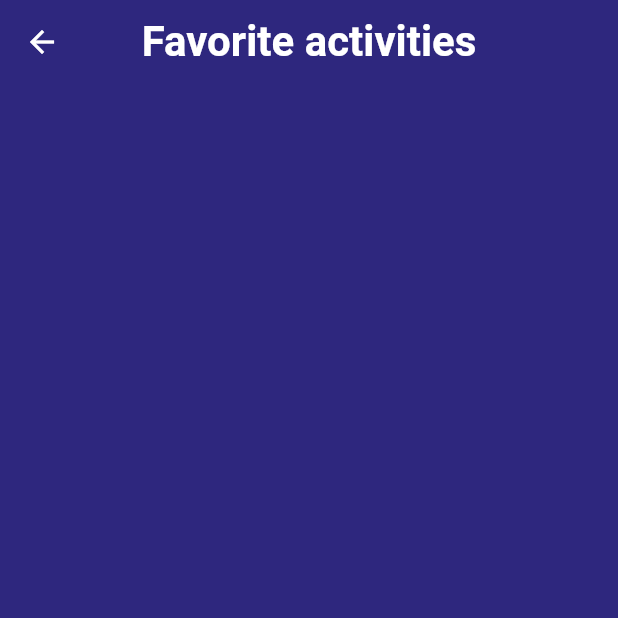
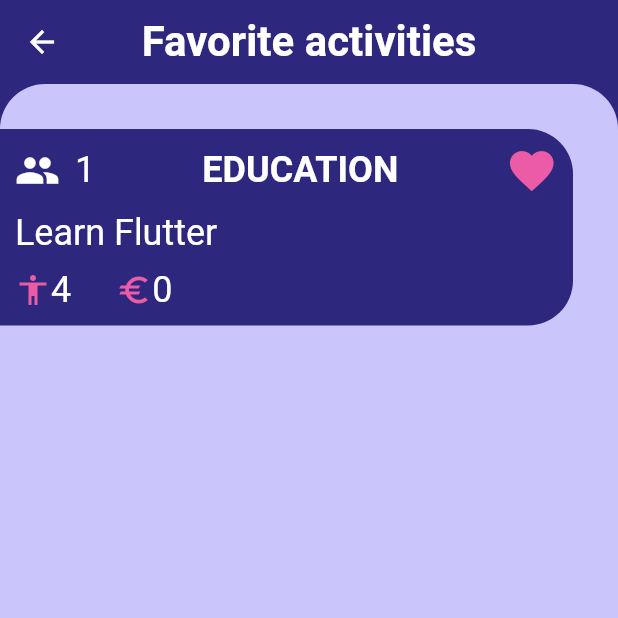
Before and after one commit to NielsRijnberg/boring_app_flutter, a Flutter app: the screen it shows after launch, after a tap on the "favorite outline" icon, on a phone screen of 412 x 824 dp, the top half of it. Run offline on Flutter 3.47's test engine with Material 2 defaults, Android fonts, the phone set to English and light mode, and no system bars; our stand-ins replace flutter_rating_bar; network calls fail.

Commit message:
Add listview and separate list items for favorite screen, made information row for showing activity stats

```diff
--- a/lib/screens/favorites_screen.dart
+++ b/lib/screens/favorites_screen.dart
@@ -1,3 +1,5 @@
+import 'package:boring_app/models/activity.dart';
+import 'package:boring_app/widgets/favorite_activity_item.dart';
 import 'package:flutter/material.dart';
 
 class FavoritesScreen extends StatefulWidget {
@@ -22,7 +24,19 @@ class _FavoritesScreenState extends State<FavoritesScreen> {
         centerTitle: true,
       ),
       body: Container(
-
+        decoration: BoxDecoration(
+          color: Theme.of(context).accentColor,
+          borderRadius: BorderRadius.only(
+            topLeft: Radius.circular(30.0),
+            topRight: Radius.circular(30.0),
+          )
+        ),
+        child: ListView.builder(
+          itemCount: favorites.length,
+          itemBuilder: (BuildContext context, int index) {
+            return FavoriteActivityItem(favoriteActivity: favorites[index]);
+          }
+        ),
       ),
     );
   }
--- a/lib/screens/home_screen.dart
+++ b/lib/screens/home_screen.dart
@@ -2,6 +2,7 @@ import 'package:boring_app/models/activity.dart';
 import 'package:boring_app/screens/favorites_screen.dart';
 import 'package:boring_app/screens/find_activity_screen.dart';
 import 'package:boring_app/services/activity_service.dart';
+import 'package:boring_app/widgets/activity_information_row.dart';
 import 'package:boring_app/widgets/gradient_button.dart';
 import 'package:boring_app/widgets/item_devider.dart';
 import 'package:boring_app/widgets/rating_bar.dart';
@@ -45,9 +46,7 @@ class _HomeScreenState extends State<HomeScreen> {
             onPressed: () {
               Navigator.push(
                 context,
-                MaterialPageRoute(
-                  builder: (_) => FavoritesScreen()
-                ),
+                MaterialPageRoute(builder: (_) => FavoritesScreen()),
               );
             },
           ),
@@ -58,11 +57,12 @@ class _HomeScreenState extends State<HomeScreen> {
           Expanded(
             child: Container(
               decoration: BoxDecoration(
-                  color: Theme.of(context).accentColor,
-                  borderRadius: BorderRadius.only(
-                    topLeft: Radius.circular(30.0),
-                    topRight: Radius.circular(30.0),
-                  )),
+                color: Theme.of(context).accentColor,
+                borderRadius: BorderRadius.only(
+                  topLeft: Radius.circular(30.0),
+                  topRight: Radius.circular(30.0),
+                )
+              ),
               child: Center(
                 child: FutureBuilder<Activity>(
                   future: futureActivity,
@@ -85,6 +85,7 @@ class _HomeScreenState extends State<HomeScreen> {
                             width: MediaQuery.of(context).size.width - 60.0,
                             height: MediaQuery.of(context).size.height - 400.0,
                             margin: EdgeInsets.only(top: 50.0, bottom: 50.0),
+                            padding: EdgeInsets.symmetric(horizontal: 20.0),
                             decoration: BoxDecoration(
                                 color: Theme.of(context).primaryColor,
                                 borderRadius: BorderRadius.all(
@@ -93,72 +94,31 @@ class _HomeScreenState extends State<HomeScreen> {
                             child: Column(
                               children: [
                                 ItemDevider(),
-                                Row(
-                                  mainAxisAlignment:
-                                      MainAxisAlignment.spaceEvenly,
-                                  children: [
-                                    Row(
-                                      children: [
-                                        Icon(
-                                          Icons.people,
-                                          color: Colors.white,
-                                          size: 30.0,
-                                        ),
-                                        SizedBox(width: 10),
-                                        Text(
-                                          snapshot.data.participants.toString(),
-                                          style: Theme.of(context)
-                                              .textTheme
-                                              .headline1,
-                                        ),
-                                      ],
-                                    ),
-                                    Text(
-                                      snapshot.data.type.toUpperCase(),
-                                      style:
-                                          Theme.of(context).textTheme.headline2,
-                                    ),
-                                    GestureDetector(
-                                      onTap: () {
-                                        setState(() {
-                                          if (isLiked) {
-                                            isLiked = false;
-                                            favorites.remove(snapshot.data);
-                                          } else {
-                                            isLiked = true;
-                                            favorites.add(snapshot.data);
-                                          }
-                                        });
-                                      },
-                                      child: Icon(
-                                        isLiked
-                                            ? Icons.favorite
-                                            : Icons.favorite_border,
-                                        color: Color(0xffec5ba6),
-                                        size: 35.0,
-                                      ),
-                                    ),
-                                  ],
-                                ),
+                                ActivityInformationRow(activity: snapshot.data, isLiked: isLiked),
                                 ItemDevider(),
                                 ItemDevider(),
                                 Text('Accessibility',
                                     style:
                                         Theme.of(context).textTheme.headline1),
                                 MyRatingBar(
-                                    rating:
-                                        snapshot.data.getAccessibilityRating()),
+                                  rating: snapshot.data.getAccessibilityRating(),
+                                  isPrice: false,
+                                ),
                                 ItemDevider(),
-                                Text('Price',
-                                    style:
-                                        Theme.of(context).textTheme.headline1),
+                                Text(
+                                  'Price',
+                                  style: Theme.of(context).textTheme.headline1
+                                ),
                                 MyRatingBar(
-                                    rating: snapshot.data.getPriceRating()),
+                                  rating: snapshot.data.getPriceRating(),
+                                  isPrice: true,
+                                ),
                                 ItemDevider(),
                                 GradientButton(
                                   onPressed: () {
                                     setState(() {
                                       futureActivity = fetchRandomActivity();
+                                      isLiked = false;
                                     });
                                   },
                                   title: 'Other activity',
@@ -171,8 +131,7 @@ class _HomeScreenState extends State<HomeScreen> {
                                     Navigator.push(
                                       context,
                                       MaterialPageRoute(
-                                        builder: (_) => FindActivityScreen()
-                                      ),
+                                          builder: (_) => FindActivityScreen()),
                                     );
                                   },
                                   title: 'Find an activity',
--- /dev/null
+++ b/lib/widgets/activity_information_row.dart
@@ -0,0 +1,60 @@
+import 'package:boring_app/models/activity.dart';
+import 'package:flutter/material.dart';
+
+class ActivityInformationRow extends StatefulWidget {
+  final Activity activity;
+  bool isLiked;
+  ActivityInformationRow(
+      {Key key, @required this.activity, @required this.isLiked})
+      : super(key: key);
+
+  @override
+  _ActivityInformationRowState createState() => _ActivityInformationRowState();
+}
+
+class _ActivityInformationRowState extends State<ActivityInformationRow> {
+  @override
+  Widget build(BuildContext context) {
+    return Row(
+      mainAxisAlignment: MainAxisAlignment.spaceBetween,
+      children: [
+        Row(
+          children: [
+            Icon(
+              Icons.people,
+              color: Colors.white,
+              size: 30.0,
+            ),
+            SizedBox(width: 10),
+            Text(
+              widget.activity.participants.toString(),
+              style: Theme.of(context).textTheme.headline1,
+            ),
+          ],
+        ),
+        Text(
+          widget.activity.type.toUpperCase(),
+          style: Theme.of(context).textTheme.headline2,
+        ),
+        GestureDetector(
+          onTap: () {
+            setState(() {
+              if (widget.isLiked) {
+                widget.isLiked = false;
+                favorites.remove(widget.activity);
+              } else {
+                widget.isLiked = true;
+                favorites.add(widget.activity);
+              }
+            });
+          },
+          child: Icon(
+            widget.isLiked ? Icons.favorite : Icons.favorite_border,
+            color: Color(0xffec5ba6),
+            size: 35.0,
+          ),
+        ),
+      ],
+    );
+  }
+}
--- /dev/null
+++ b/lib/widgets/favorite_activity_item.dart
@@ -0,0 +1,78 @@
+import 'package:boring_app/models/activity.dart';
+import 'package:boring_app/widgets/activity_information_row.dart';
+import 'package:flutter/material.dart';
+
+class FavoriteActivityItem extends StatefulWidget {
+
+  final Activity favoriteActivity;
+  FavoriteActivityItem({Key key, @required this.favoriteActivity}) : super(key: key);
+
+  @override
+  _FavoriteActivityItemState createState() => _FavoriteActivityItemState();
+}
+
+class _FavoriteActivityItemState extends State<FavoriteActivityItem> {
+  @override
+  Widget build(BuildContext context) {
+    return Row(
+      mainAxisSize: MainAxisSize.min,
+
+      children: [
+        Container(
+          // height: 150.0,
+          width: MediaQuery.of(context).size.width - 30,
+          margin: EdgeInsets.only(top: 30.0, right: 30),
+          padding: EdgeInsets.all(10.0),
+          decoration: BoxDecoration(
+            color: Theme.of(context).primaryColor,
+            borderRadius: BorderRadius.only(
+              bottomRight: Radius.circular(30.0),
+              topRight: Radius.circular(30.0),
+            ),
+          ),
+          child: Column(
+            crossAxisAlignment: CrossAxisAlignment.start,
+            children: [
+              ActivityInformationRow(activity: widget.favoriteActivity, isLiked: true),
+              SizedBox(height: 10),
+              Text(
+                widget.favoriteActivity.activity,
+                style: Theme.of(context).textTheme.headline1,
+              ),
+              SizedBox(height: 10),
+              Row(
+                children: [
+                  Row(
+                    children: [
+                      Icon(
+                        Icons.accessibility,
+                        color: Color(0xffec5ba6),
+                      ),
+                      Text(
+                        widget.favoriteActivity.getAccessibilityRating().toInt().toString(),
+                        style: Theme.of(context).textTheme.headline1,
+                      ),
+                    ],
+                  ),
+                  SizedBox(width: 30),
+                  Row(
+                    children: [
+                      Icon(
+                        Icons.euro,
+                        color: Color(0xffec5ba6),
+                      ),
+                      Text(
+                        widget.favoriteActivity.getPriceRating().toInt().toString(),
+                        style: Theme.of(context).textTheme.headline1,
+                      ),
+                    ],
+                  ),
+                ],
+              )
+            ],
+          ),
+        ),
+      ],
+    );
+  }
+}
--- a/lib/widgets/rating_bar.dart
+++ b/lib/widgets/rating_bar.dart
@@ -1,10 +1,10 @@
-import 'package:boring_app/models/activity.dart';
 import 'package:flutter/material.dart';
 import 'package:flutter_rating_bar/flutter_rating_bar.dart';
 
 class MyRatingBar extends StatefulWidget {
   final double rating;
-  MyRatingBar({Key key, @required this.rating}) : super(key: key);
+  final bool isPrice;
+  MyRatingBar({Key key, @required this.rating, @required this.isPrice}) : super(key: key);
 
   @override
   _MyRatingBarState createState() => _MyRatingBarState();
@@ -21,7 +21,7 @@ class _MyRatingBarState extends State<MyRatingBar> {
       itemCount: 5,
       itemPadding: EdgeInsets.symmetric(horizontal: 4.0),
       itemBuilder: (context, _) => Icon(
-          Icons.star,
+        widget.isPrice ? Icons.euro : Icons.accessibility,
         color: Color(0xffec5ba6),
       ),
       onRatingUpdate: (rating) {
```
Lines whose indentation alone changed are shown as unchanged.
